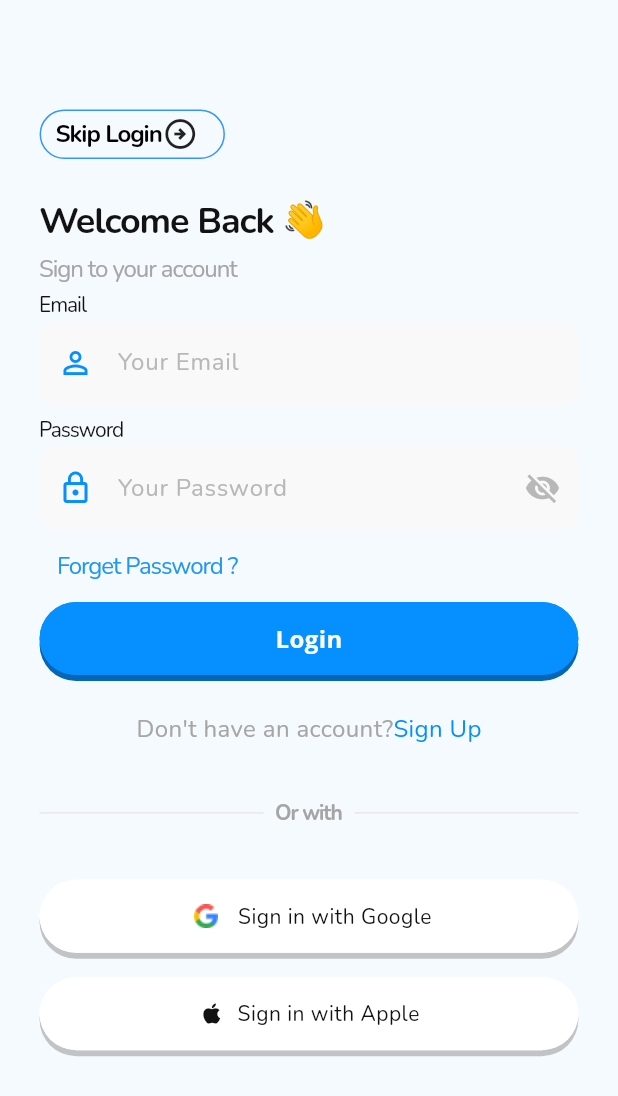
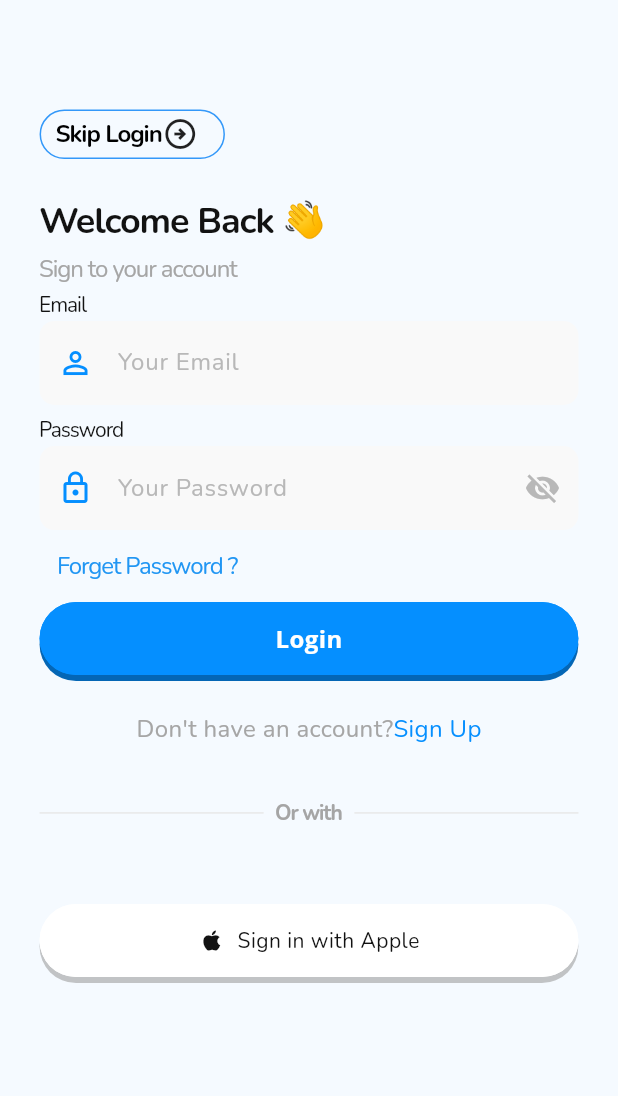
Before and after one commit to bukizz-store/bukizz_app, a Flutter app: the SignIn screen opened by its route, on a phone screen of 412 x 824 dp. Shown: the top 1096 px of the screen. Run offline on Flutter 3.47's test engine with Material 3 defaults, Android fonts, the phone set to English and light mode, and no system bars; our stand-ins replace cached_network_image, carousel_slider, cloud_firestore, dots_indicator, firebase_auth, firebase_core and 15 more; missing offline and left inert: dart:ffi, upi_india; accounts and stored records are empty; Roboto replaces fonts that are missing (Open Sans); project files that could hold a hidden picture were left out.

Commit message:
google disabled

```diff
--- a/lib/ui/screens/Signup and SignIn/Signin_Screen.dart
+++ b/lib/ui/screens/Signup and SignIn/Signin_Screen.dart
@@ -239,22 +239,22 @@ class _SignInState extends State<SignIn> {
                 ),
 
                 //Sign in with google
-                ReusableElevatedButton(
-                  shadowColor: Colors.grey.withOpacity(0.6),
-                  width: dimensions.width327,
-                  height: dimensions.height48,
-                  onPressed: () {
-                    authProvider.googleSignInMethod(context);
-                  },
-                  buttonText: 'Sign in with Google',
-                  buttonColor: Colors.white,
-                  textColor: Color(0xFF121212),
-                  fontSize: 14,
-                  fontFamily: FontFamily.nunito.name,
-                  fontWeight: FontWeight.w400,
-                  imagePath: 'assets/google.png',
-                  borderColor: Colors.black38,
-                ),
+                // ReusableElevatedButton(
+                //   shadowColor: Colors.grey.withOpacity(0.6),
+                //   width: dimensions.width327,
+                //   height: dimensions.height48,
+                //   onPressed: () {
+                //     authProvider.googleSignInMethod(context);
+                //   },
+                //   buttonText: 'Sign in with Google',
+                //   buttonColor: Colors.white,
+                //   textColor: Color(0xFF121212),
+                //   fontSize: 14,
+                //   fontFamily: FontFamily.nunito.name,
+                //   fontWeight: FontWeight.w400,
+                //   imagePath: 'assets/google.png',
+                //   borderColor: Colors.black38,
+                // ),
                 SizedBox(
                   height: dimensions.height8 * 2,
                 ),
```
Also changed, not shown: 1 other file.
